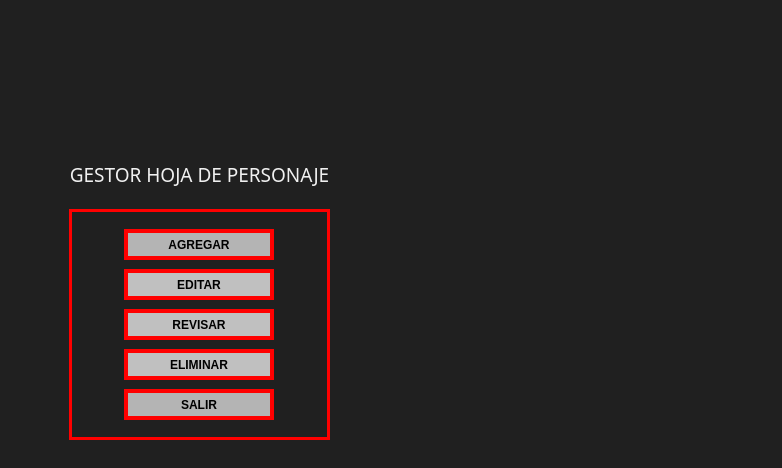
dany-maxwell/proyecto-CRUD-Cyberpunk-Red, file charactersheetmanager.ui: the form before one commit.
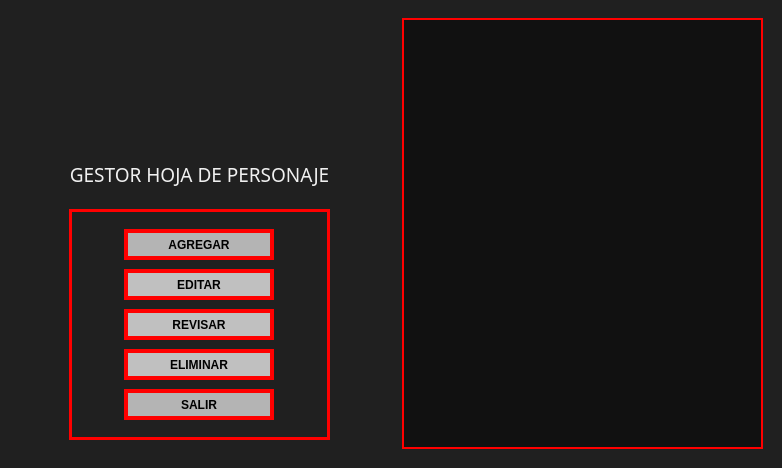
The form after the commit. Icons and pictures are not drawn.

Commit message:
Cambio total a la lista y Ventana Agregar terminada
YA esta terminada la ventana agregar y cambie por completo la lista del menu, esta mucho mas facil asi

```diff
--- a/charactersheetmanager.ui
+++ b/charactersheetmanager.ui
@@ -6,7 +6,7 @@
    <rect>
     <x>0</x>
     <y>0</y>
-    <width>780</width>
+    <width>782</width>
     <height>468</height>
    </rect>
   </property>
@@ -251,16 +251,32 @@
       <property name="styleSheet">
        <string notr="true">border: 0px solid red;</string>
       </property>
-      <widget class="QWidget" name="verticalLayoutWidget">
+      <widget class="QListWidget" name="listaPersonajes">
        <property name="geometry">
         <rect>
-         <x>0</x>
-         <y>0</y>
-         <width>371</width>
-         <height>451</height>
+         <x>8</x>
+         <y>9</y>
+         <width>361</width>
+         <height>431</height>
         </rect>
        </property>
-       <layout class="QVBoxLayout" name="layoutlista"/>
+       <property name="styleSheet">
+        <string notr="true"> QListWidget {
+          background-color: #111111;
+          border: 2px solid red;
+          padding: 10px;
+        }
+        QListWidget::item {
+          background-color: #3a3a3a;
+          color: white;
+          border-radius: 8px;
+          padding: 8px;
+          margin: 4px;
+        }
+        QListWidget::item:selected {
+          background-color: #5a5a5a;
+        }</string>
+       </property>
       </widget>
      </widget>
     </item>
```
The commit also changes 6 other files.
